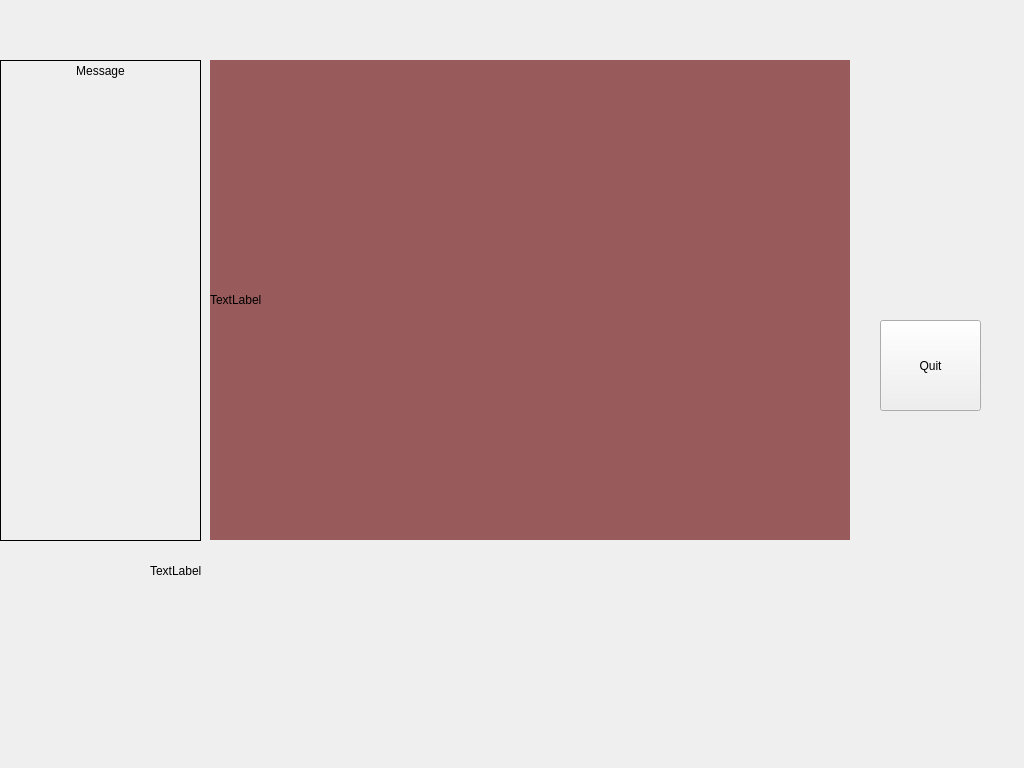
First picture: the form in eyetrackerwindow.ui, repository EBXFS15/EyeTrackerQt, before the edit.
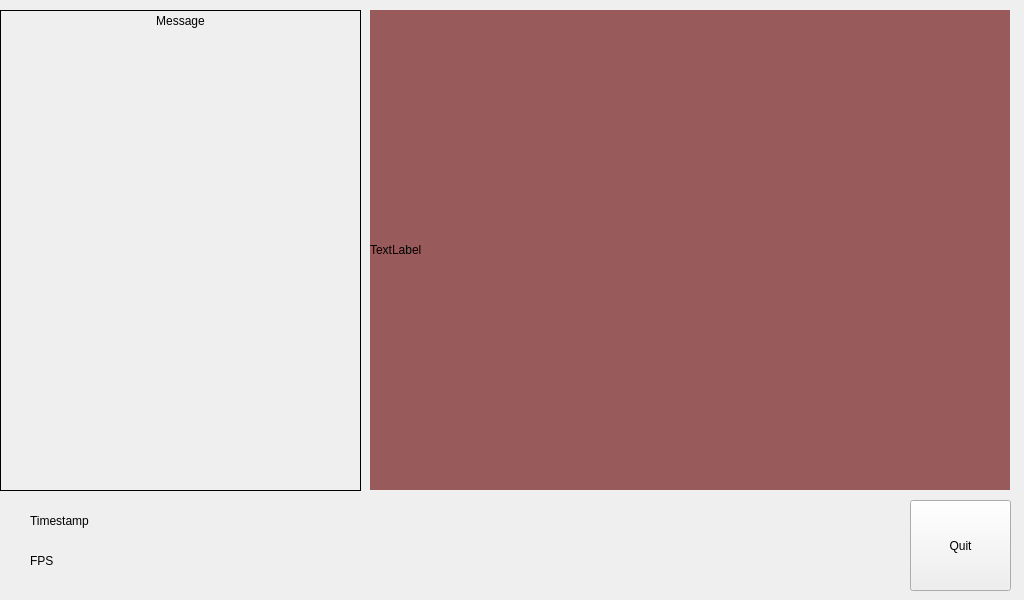
Second picture: the form after the edit.

The edit to the form file:
```diff
--- a/eyetrackerwindow.ui
+++ b/eyetrackerwindow.ui
@@ -7,7 +7,7 @@
     <x>0</x>
     <y>0</y>
     <width>1024</width>
-    <height>768</height>
+    <height>600</height>
    </rect>
   </property>
   <property name="windowTitle">
@@ -23,8 +23,8 @@
    <widget class="QLabel" name="label">
     <property name="geometry">
      <rect>
-      <x>210</x>
-      <y>60</y>
+      <x>370</x>
+      <y>10</y>
       <width>640</width>
       <height>480</height>
      </rect>
@@ -45,8 +45,8 @@
    <widget class="QPushButton" name="quitBtn">
     <property name="geometry">
      <rect>
-      <x>880</x>
-      <y>320</y>
+      <x>910</x>
+      <y>500</y>
       <width>101</width>
       <height>91</height>
      </rect>
@@ -58,22 +58,22 @@
    <widget class="QLabel" name="label_timestamp">
     <property name="geometry">
      <rect>
-      <x>150</x>
-      <y>550</y>
+      <x>30</x>
+      <y>500</y>
       <width>291</width>
       <height>41</height>
      </rect>
     </property>
     <property name="text">
-     <string>TextLabel</string>
+     <string>Timestamp</string>
     </property>
    </widget>
    <widget class="QLabel" name="label_message">
     <property name="geometry">
      <rect>
       <x>0</x>
-      <y>60</y>
-      <width>201</width>
+      <y>10</y>
+      <width>361</width>
       <height>481</height>
      </rect>
     </property>
@@ -87,6 +87,19 @@
      <set>Qt::AlignHCenter|Qt::AlignTop</set>
     </property>
    </widget>
+   <widget class="QLabel" name="label_fps">
+    <property name="geometry">
+     <rect>
+      <x>30</x>
+      <y>540</y>
+      <width>291</width>
+      <height>41</height>
+     </rect>
+    </property>
+    <property name="text">
+     <string>FPS</string>
+    </property>
+   </widget>
   </widget>
  </widget>
  <layoutdefault spacing="6" margin="11"/>
```
